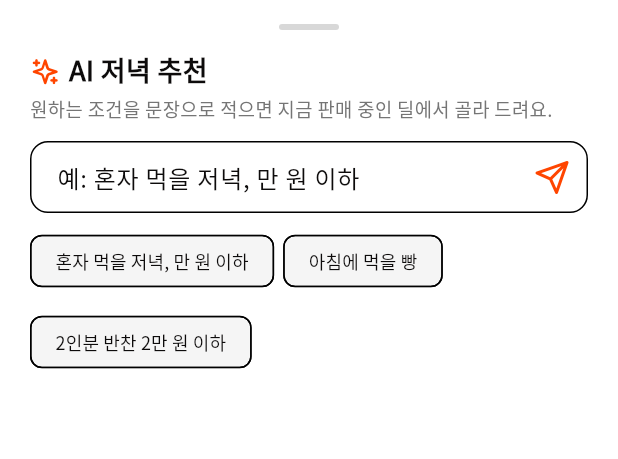
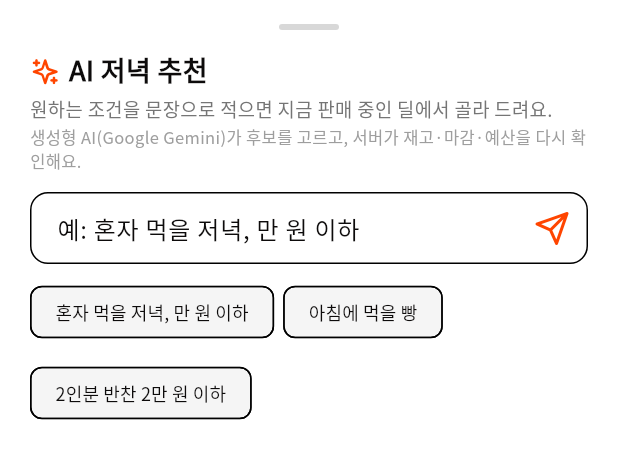
Before and after one commit to umteahoon/timedeal-mobile, a Flutter app: the DinnerSuggestSheet widget shown alone on an empty page, opened directly, on a phone screen of 412 x 824 dp. Shown: the top 459 px of the screen. Run offline on Flutter 3.47's test engine with Material 3 defaults, Android fonts, the phone set to English and light mode, and no system bars; our stand-ins replace cached_network_image, flutter_svg, geocoding, geolocator, google_fonts, google_maps_flutter and 4 more; missing offline and left inert: flutter_web_auth_2; accounts and stored records are empty; network calls fail.

Commit message:
feat: AI 화면에 생성형 AI(Gemini) 사용 안내 문구
Co-Authored-By: Claude Opus 5.5 <noreply@anthropic.com>

```diff
--- a/lib/screens/home/widgets/dinner_suggest_sheet.dart
+++ b/lib/screens/home/widgets/dinner_suggest_sheet.dart
@@ -100,6 +100,9 @@ class _DinnerSuggestSheetState extends State<DinnerSuggestSheet> {
           const SizedBox(height: 4),
           Text('원하는 조건을 문장으로 적으면 지금 판매 중인 딜에서 골라 드려요.',
               style: TextStyle(fontSize: 12.5, color: Colors.grey[600])),
+          const SizedBox(height: 2),
+          Text('생성형 AI(Google Gemini)가 후보를 고르고, 서버가 재고·마감·예산을 다시 확인해요.',
+              style: TextStyle(fontSize: 11, color: Colors.grey[500])),
           const SizedBox(height: 12),
           TextField(
             controller: _ctrl,
--- a/lib/screens/merchant/deal_create_screen.dart
+++ b/lib/screens/merchant/deal_create_screen.dart
@@ -403,6 +403,11 @@ class _DealCreateScreenState extends State<DealCreateScreen> {
               ),
             ),
           ],
+          if (_imageBytes != null && !_aiFilled) ...[
+            const SizedBox(height: 4),
+            Text('사진을 생성형 AI(Google Gemini)로 보내 초안만 받아요. 등록은 직접 눌러야 돼요.',
+                style: TextStyle(fontSize: 11, color: Colors.grey[500])),
+          ],
           if (_aiFilled) ...[
             const SizedBox(height: 8),
             Container(
@@ -411,7 +416,7 @@ class _DealCreateScreenState extends State<DealCreateScreen> {
                 color: AppColors.primary.withValues(alpha: 0.08),
                 borderRadius: BorderRadius.circular(10),
               ),
-              child: const Text('AI가 작성한 초안이에요. 상품명·가격을 확인하고 고친 뒤 등록해 주세요.',
+              child: const Text('AI가 작성한 초안이에요(생성형 AI Google Gemini 사용). 상품명·가격을 확인하고 고친 뒤 등록해 주세요.',
                   style: TextStyle(fontSize: 12.5, fontWeight: FontWeight.w600)),
             ),
           ],
```
